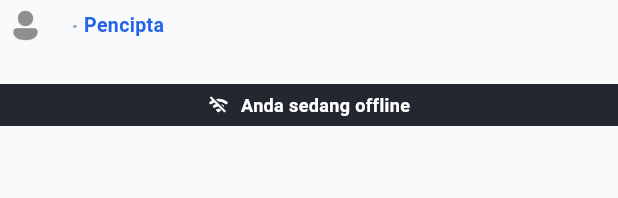
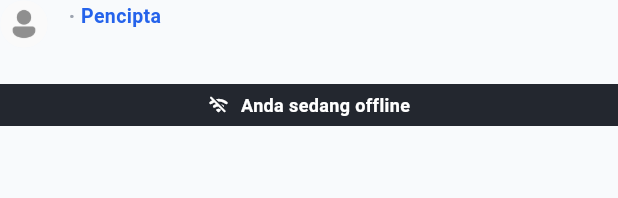
Before and after one commit to pocicaa44/laporin, a Flutter app: the CommentThreadTile widget shown alone on an empty page, opened directly with empty values, on a phone screen of 412 x 824 dp. Shown: the top 198 px of the screen. Run offline on Flutter 3.47's test engine with Material 3 defaults, Android fonts, the phone set to English and light mode, and no system bars; our stand-ins replace connectivity_plus, firebase_core, firebase_messaging, flutter_dotenv, flutter_local_notifications, flutter_map and 8 more; accounts and stored records are empty.

Commit message:
style: adjust comment layout with body offset from profile and replies offset from main comment

```diff
--- a/lib/features/report_detail/widgets/comment_tile.dart
+++ b/lib/features/report_detail/widgets/comment_tile.dart
@@ -120,18 +120,14 @@ class CommentTile extends StatelessWidget {
 
   @override
   Widget build(BuildContext context) {
-    return Column(
+    return Row(
       crossAxisAlignment: CrossAxisAlignment.start,
-      children: [
-        // 1. Header: Avatar + Author + To @target + · Pencipta + Petugas Badge
-        Row(
-          crossAxisAlignment: CrossAxisAlignment.center,
       children: [
         UserAvatar(
           name: comment.authorName,
           username: comment.authorName,
           avatarUrl: comment.authorAvatarUrl,
-              radius: isReply ? 15 : 17,
+          radius: isReply ? 14 : 16,
           backgroundColor: comment.isStaff
               ? AppColors.primary
               : AppColors.primarySoft,
@@ -141,7 +137,11 @@ class CommentTile extends StatelessWidget {
         ),
         const SizedBox(width: 10),
         Expanded(
-              child: Wrap(
+          child: Column(
+            crossAxisAlignment: CrossAxisAlignment.start,
+            children: [
+              // 1. Header: Author + To @target + · Pencipta + Petugas Badge
+              Wrap(
                 crossAxisAlignment: WrapCrossAlignment.center,
                 children: [
                   Text(
@@ -214,12 +214,9 @@ class CommentTile extends StatelessWidget {
                   ],
                 ],
               ),
-            ),
-          ],
-        ),
-        const SizedBox(height: 8),
+              const SizedBox(height: 4),
 
-        // 2. Body Text (flush sejajar kiri sesuai screenshot design)
+              // 2. Body Text (offset ke dalam / kanan dari profil avatar)
               Text(
                 comment.body,
                 style: const TextStyle(
@@ -235,7 +232,10 @@ class CommentTile extends StatelessWidget {
                 children: [
                   Text(
                     comment.createdAt.toShortRelativeTime(),
-              style: const TextStyle(fontSize: 12, color: Color(0xFF9CA3AF)),
+                    style: const TextStyle(
+                      fontSize: 12,
+                      color: Color(0xFF9CA3AF),
+                    ),
                   ),
                   if (onReply != null) ...[
                     const SizedBox(width: 14),
@@ -243,7 +243,10 @@ class CommentTile extends StatelessWidget {
                       onTap: onReply,
                       borderRadius: AppRadius.borderSm,
                       child: const Padding(
-                  padding: EdgeInsets.symmetric(horizontal: 4, vertical: 2),
+                        padding: EdgeInsets.symmetric(
+                          horizontal: 4,
+                          vertical: 2,
+                        ),
                         child: Text(
                           'Balas',
                           style: TextStyle(
@@ -262,7 +265,10 @@ class CommentTile extends StatelessWidget {
                       onTap: onDelete,
                       borderRadius: AppRadius.borderSm,
                       child: const Padding(
-                  padding: EdgeInsets.symmetric(horizontal: 4, vertical: 2),
+                        padding: EdgeInsets.symmetric(
+                          horizontal: 4,
+                          vertical: 2,
+                        ),
                         child: Text(
                           'Hapus',
                           style: TextStyle(
@@ -277,13 +283,16 @@ class CommentTile extends StatelessWidget {
                 ],
               ),
             ],
+          ),
+        ),
+      ],
     );
   }
 }
 
 /// Widget untuk merender satu thread komentar:
 /// - Komentar utama (root)
-/// - Daftar balasan (indented 36px) jika expanded
+/// - Daftar balasan (indented 28px) jika expanded
 /// - Tombol "—— Lihat X balasan v" jika collapsed
 /// - Tombol "—— Sembunyikan ^" jika expanded
 class CommentThreadTile extends StatelessWidget {
@@ -321,10 +330,12 @@ class CommentThreadTile extends StatelessWidget {
           onDelete: onDelete != null ? () => onDelete!(thread.root) : null,
         ),
 
-        // 2. Daftar Balasan jika expanded
+        // 2. Daftar Balasan jika expanded (offset ke dalam / kanan dari komentar utama)
         if (isExpanded && thread.replies.isNotEmpty) ...[
-          const SizedBox(height: 12),
-          Column(
+          const SizedBox(height: 10),
+          Padding(
+            padding: const EdgeInsets.only(left: 28),
+            child: Column(
               crossAxisAlignment: CrossAxisAlignment.start,
               children: [
                 for (int i = 0; i < thread.replies.length; i++) ...[
@@ -360,7 +371,7 @@ class CommentThreadTile extends StatelessWidget {
                       mainAxisSize: MainAxisSize.min,
                       children: [
                         Container(
-                        width: 24,
+                          width: 20,
                           height: 1.5,
                           color: const Color(0xFFD1D5DB),
                         ),
@@ -385,12 +396,15 @@ class CommentThreadTile extends StatelessWidget {
                 ),
               ],
             ),
+          ),
         ],
 
-        // 3. Tombol "—— Lihat X balasan v" jika collapsed
+        // 3. Tombol "—— Lihat X balasan v" jika collapsed (offset sejajar ke dalam / kanan)
         if (!isExpanded && thread.replies.isNotEmpty) ...[
           const SizedBox(height: 8),
-          InkWell(
+          Padding(
+            padding: const EdgeInsets.only(left: 28),
+            child: InkWell(
               onTap: onToggleExpanded,
               borderRadius: AppRadius.borderSm,
               child: Padding(
@@ -399,7 +413,7 @@ class CommentThreadTile extends StatelessWidget {
                   mainAxisSize: MainAxisSize.min,
                   children: [
                     Container(
-                    width: 24,
+                      width: 20,
                       height: 1.5,
                       color: const Color(0xFFD1D5DB),
                     ),
@@ -422,6 +436,7 @@ class CommentThreadTile extends StatelessWidget {
                 ),
               ),
             ),
+          ),
         ],
       ],
     );
```
Lines whose indentation alone changed are shown as unchanged.
